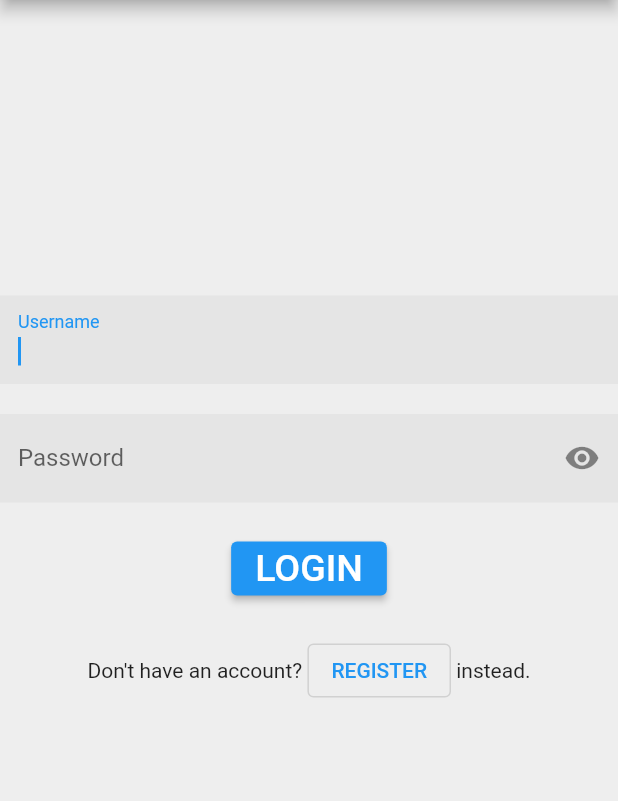
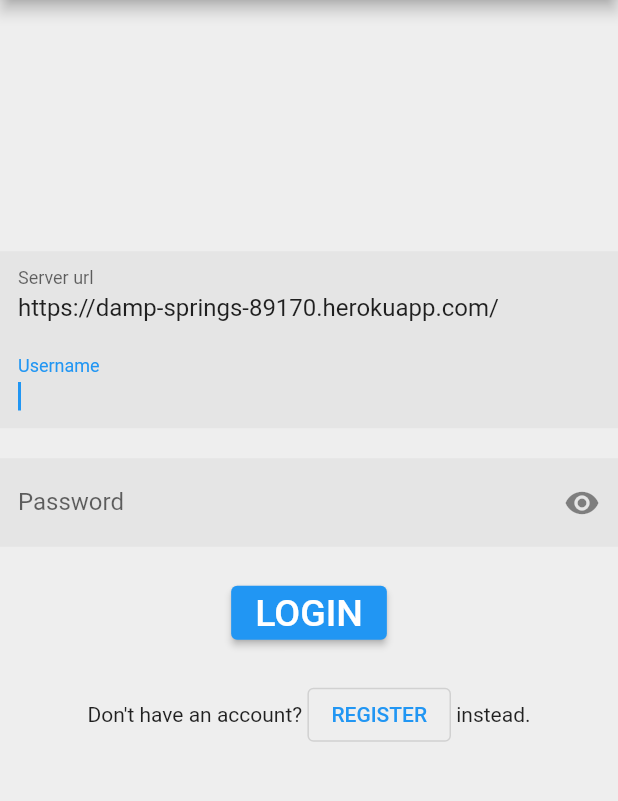
Before and after one commit to Simon1PL/Inzynierka, a Flutter app: the screen it shows after launch, on a phone screen of 412 x 824 dp, the part 84-885 px from its top. Run offline on Flutter 3.47's test engine with Material 2 defaults, Android fonts, the phone set to English and light mode, and no system bars; our stand-ins replace awesome_notifications, flutter_datetime_picker, flutter_local_notifications, flutter_spinkit, isar and 2 more; missing offline and left inert: dart:ffi; accounts and stored records are empty; statements that could not run were skipped.

Commit message:
add input for serrverUrl, fix clear genre while reset filters

```diff
--- a/lib/models/filters_model.dart
+++ b/lib/models/filters_model.dart
@@ -9,7 +9,7 @@ class FiltersModel {
 
   void reset() {
     channelName = null;
-    channelName = null;
+    genre = null;
     showPast = true;
     dateFrom = null;
     dateTo = null;
--- a/lib/services/globals.dart
+++ b/lib/services/globals.dart
@@ -7,12 +7,22 @@ import 'package:http/http.dart';
 import 'package:project/services/login_service.dart';
 import 'package:shared_preferences/shared_preferences.dart';
 
-// String _url = "http://localhost:5000";
-String _url = "https://damp-springs-89170.herokuapp.com/";
+// String URL = "http://localhost:5000";
+const String DEFAULT_URL = "https://damp-springs-89170.herokuapp.com/";
 
 final GlobalKey<NavigatorState> navigatorKey = new GlobalKey<NavigatorState>();
 
 String? activeTab;
+
+Future<String> getServerUrl() async {
+  SharedPreferences pref = await SharedPreferences.getInstance();
+  return pref.getString("serverUrl") != null ? pref.getString("serverUrl")! : DEFAULT_URL;
+}
+
+Future<void> setServerUrl(String url) async {
+  SharedPreferences pref = await SharedPreferences.getInstance();
+  await pref.setString("serverUrl", url);
+}
 
 Future<void> setUserCredential(String username, String password) async {
   SharedPreferences pref = await SharedPreferences.getInstance();
@@ -32,7 +42,7 @@ Future<String> get username async {
 }
 
 Future<Response> serverPost(String endpoint, [String body = ""]) async {
-  Uri uri = Uri.parse('$_url/$endpoint');
+  Uri uri = Uri.parse(await getServerUrl() + '/$endpoint');
   var result = await post(uri,
       headers: <String, String>{'authorization': await _basicAuth}, body: body);
   if (result.statusCode == 401) {
@@ -42,7 +52,7 @@ Future<Response> serverPost(String endpoint, [String body = ""]) async {
 }
 
 Future<Response> serverDelete(String endpoint, [String body = ""]) async {
-  Uri uri = Uri.parse('$_url/$endpoint');
+  Uri uri = Uri.parse(await getServerUrl() + '/$endpoint');
   var result = await delete(uri,
       headers: <String, String>{'authorization': await _basicAuth}, body: body);
   if (result.statusCode == 401) {
@@ -52,7 +62,8 @@ Future<Response> serverDelete(String endpoint, [String body = ""]) async {
 }
 
 dynamic serverGet(String endpoint) async {
-  Uri uri = Uri.parse('$_url/$endpoint');
+  Uri uri = Uri.parse(await getServerUrl() + '/$endpoint');
+  print(uri);
   var result = await get(uri,
       headers: <String, String>{'authorization': await _basicAuth});
   if (result.statusCode == 401) {
--- a/lib/widgets/Home/login.dart
+++ b/lib/widgets/Home/login.dart
@@ -1,4 +1,5 @@
 import 'package:flutter/material.dart';
+import 'package:project/services/globals.dart';
 import 'package:project/services/login_service.dart';
 import 'package:project/widgets/Shared/app_bar.dart';
 import 'package:project/widgets/Shared/loader.dart';
@@ -17,6 +18,7 @@ class _LoginState extends State<Login> {
   String? _passwordError, _loginError;
   final _loginController = TextEditingController();
   final _passwordController = TextEditingController();
+  final _urlController = TextEditingController();
   final FocusNode passwordFocusNode = FocusNode();
 
   redirect() async {
@@ -29,6 +31,11 @@ class _LoginState extends State<Login> {
   void initState() {
     super.initState();
     redirect();
+    setDefaultUrl();
+  }
+
+  void setDefaultUrl() async {
+    _urlController.text = await getServerUrl();
   }
 
   @override
@@ -92,6 +99,16 @@ class _LoginState extends State<Login> {
                       children: [
                         TextField(
                           textInputAction: TextInputAction.next,
+                          controller: _urlController,
+                          decoration: InputDecoration(
+                            filled: true,
+                            border: InputBorder.none,
+                            labelText: "Server url",
+                            floatingLabelBehavior: FloatingLabelBehavior.auto,
+                          ),
+                        ),
+                        TextField(
+                          textInputAction: TextInputAction.next,
                           onChanged: (text) => setState(() {
                             _loginError = null;
                           }),
@@ -145,7 +162,8 @@ class _LoginState extends State<Login> {
                           margin: const EdgeInsets.only(top: 20.0),
                         ),
                         ElevatedButton(
-                          onPressed: () {
+                          onPressed: () async {
+                            await setServerUrl(_urlController.text);
                             _login();
                           },
                           child: Text(
--- a/lib/widgets/Programs/program_list.dart
+++ b/lib/widgets/Programs/program_list.dart
@@ -27,11 +27,11 @@ class ProgramListState extends State<ProgramList> {
 
   ProgramListState(this._list, this._errorText, _showPast) {
     this.filters.showPast = _showPast;
+    if (_list != null) {
+      _notFilteredList = new List<ProgramModel>.from(_list!);
+    }
     if (_showPast == false) {
       _list = _list!.where((e) => e.stop!.isAfter(DateTime.now())).toList();
-    }
-    if (_list != null) {
-      _notFilteredList = new List<ProgramModel>.from(_list!);
     }
   }
 
```
